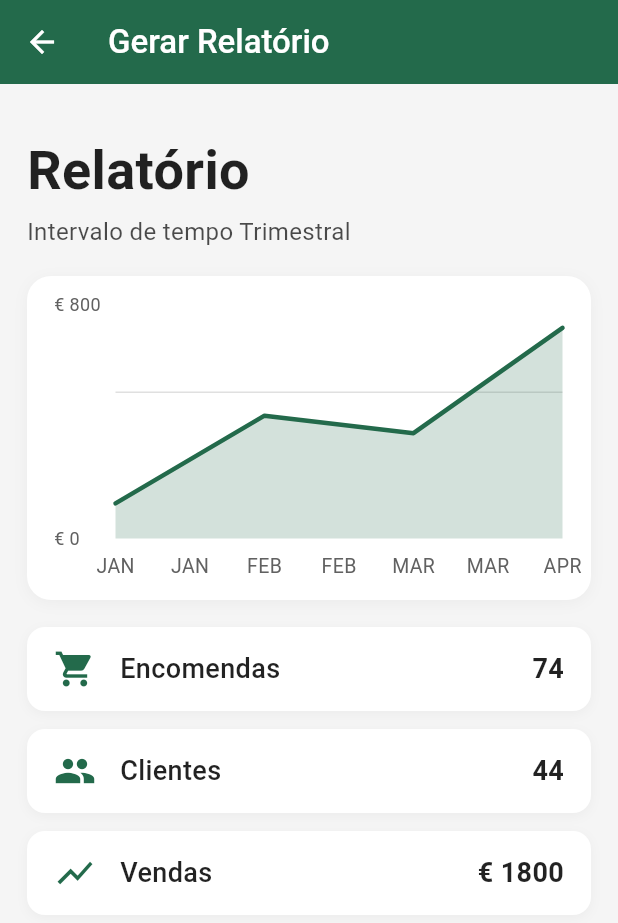
After one commit to Piintoziz/Computa-o_M-vel, a Flutter app: the RelatorioAnaliseDadosPage screen opened directly, on a phone screen of 412 x 824 dp. The commit adds this screen. Shown: the top 923 px of the screen. Run offline on Flutter 3.47's test engine with Material 3 defaults, Android fonts, the light colour scheme and no system bars; drawn by our look-alikes of fl_chart; our stand-ins replace dio, firebase_auth, firebase_core, firebase_database, google_fonts, google_sign_in and 1 more; accounts and stored records are empty; network calls fail.

Commit message:
Analise dados grafico

```diff
--- a/flutter_application_1/lib/pages/analise_dados_page.dart
+++ b/flutter_application_1/lib/pages/analise_dados_page.dart
@@ -1,4 +1,5 @@
 import 'package:flutter/material.dart';
+import 'package:flutter_application_1/pages/relatorio_analise_dados_page.dart';
 
 class AnaliseDadosPage extends StatelessWidget {
   // Hardcoded data (to be replaced by DB later)
@@ -76,7 +77,11 @@ class AnaliseDadosPage extends StatelessWidget {
               ),
               const SizedBox(height: 18),
               // Relatórios Card
-              Card(
+              InkWell(
+                onTap: () {
+                  Navigator.push(context, MaterialPageRoute(builder: (context) => const RelatorioAnaliseDadosPage()));
+                },
+                child: Card(
                   shape: RoundedRectangleBorder(borderRadius: BorderRadius.circular(16)),
                   elevation: 0,
                   color: Colors.grey[50],
@@ -98,6 +103,7 @@ class AnaliseDadosPage extends StatelessWidget {
                           ),
                         ),
                       ],
+                    ),
                   ),
                 ),
               ),
--- /dev/null
+++ b/flutter_application_1/lib/pages/relatorio_analise_dados_page.dart
@@ -0,0 +1,272 @@
+import 'package:flutter/material.dart';
+import 'package:fl_chart/fl_chart.dart';
+
+class RelatorioAnaliseDadosPage extends StatelessWidget {
+  const RelatorioAnaliseDadosPage({Key? key}) : super(key: key);
+
+  // Static data for the report
+  final List<Map<String, dynamic>> chartData = const [
+    {'month': 'JAN', 'value': 120.0},
+    {'month': 'FEB', 'value': 420.0},
+    {'month': 'MAR', 'value': 360.0},
+    {'month': 'APR', 'value': 720.0},
+  ];
+
+  final int encomendas = 74;
+  final int clientes = 44;
+  final double vendas = 1800.0;
+
+  @override
+  Widget build(BuildContext context) {
+    final primaryColor = Theme.of(context).colorScheme.primary;
+    return Scaffold(
+      appBar: AppBar(
+        backgroundColor: primaryColor,
+        elevation: 0,
+        leading: IconButton(
+          icon: const Icon(Icons.arrow_back, color: Colors.white),
+          onPressed: () => Navigator.of(context).pop(),
+        ),
+        title: const Text(
+          'Gerar Relatório',
+          style: TextStyle(
+            color: Colors.white,
+            fontWeight: FontWeight.w500,
+            fontSize: 22,
+          ),
+        ),
+      ),
+      backgroundColor: const Color(0xFFF5F5F5),
+      body: SingleChildScrollView(
+        child: Padding(
+          padding: const EdgeInsets.symmetric(horizontal: 0, vertical: 0),
+          child: Column(
+            crossAxisAlignment: CrossAxisAlignment.start,
+            children: [
+              Container(
+                color: Colors.transparent,
+                padding: const EdgeInsets.only(left: 18, top: 32, right: 18, bottom: 0),
+                child: Column(
+                  crossAxisAlignment: CrossAxisAlignment.start,
+                  children: [
+                    const Text(
+                      'Relatório',
+                      style: TextStyle(
+                        fontSize: 36,
+                        fontWeight: FontWeight.bold,
+                        color: Colors.black87,
+                      ),
+                    ),
+                    const SizedBox(height: 4),
+                    Text(
+                      'Intervalo de tempo Trimestral',
+                      style: TextStyle(
+                        fontSize: 16,
+                        color: Colors.black.withOpacity(0.7),
+                        fontWeight: FontWeight.w400,
+                      ),
+                    ),
+                    const SizedBox(height: 18),
+                    Container(
+                      decoration: BoxDecoration(
+                        color: Colors.white,
+                        borderRadius: BorderRadius.circular(16),
+                        boxShadow: [
+                          BoxShadow(
+                            color: Colors.black.withOpacity(0.04),
+                            blurRadius: 8,
+                            offset: const Offset(0, 2),
+                          ),
+                        ],
+                      ),
+                      padding: const EdgeInsets.all(18),
+                      child: Column(
+                        crossAxisAlignment: CrossAxisAlignment.end,
+                        children: [
+                          SizedBox(
+                            height: 180,
+                            child: LineChart(
+                              LineChartData(
+                                minY: 0,
+                                maxY: 800,
+                                gridData: FlGridData(
+                                  show: true,
+                                  drawVerticalLine: false,
+                                  getDrawingHorizontalLine: (value) => FlLine(
+                                    color: Colors.grey[300],
+                                    strokeWidth: 1,
+                                  ),
+                                ),
+                                titlesData: FlTitlesData(
+                                  leftTitles: AxisTitles(
+                                    sideTitles: SideTitles(
+                                      showTitles: true,
+                                      reservedSize: 40,
+                                      getTitlesWidget: (value, meta) {
+                                        if (value % 200 == 0) {
+                                          return Text('€ ${value.toInt()}', style: TextStyle(fontSize: 12, color: Colors.grey[700]));
+                                        }
+                                        return const SizedBox.shrink();
+                                      },
+                                    ),
+                                  ),
+                                  bottomTitles: AxisTitles(
+                                    sideTitles: SideTitles(
+                                      showTitles: true,
+                                      getTitlesWidget: (value, meta) {
+                                        final idx = value.toInt();
+                                        if (idx >= 0 && idx < chartData.length) {
+                                          return Padding(
+                                            padding: const EdgeInsets.only(top: 8.0),
+                                            child: Text(
+                                              chartData[idx]['month'],
+                                              style: TextStyle(fontSize: 13, color: Colors.grey[700]),
+                                            ),
+                                          );
+                                        }
+                                        return const SizedBox.shrink();
+                                      },
+                                    ),
+                                  ),
+                                  rightTitles: const AxisTitles(sideTitles: SideTitles(showTitles: false)),
+                                  topTitles: const AxisTitles(sideTitles: SideTitles(showTitles: false)),
+                                ),
+                                borderData: FlBorderData(
+                                  show: true,
+                                  border: Border.all(color: Colors.transparent),
+                                ),
+                                lineBarsData: [
+                                  LineChartBarData(
+                                    spots: [
+                                      for (int i = 0; i < chartData.length; i++)
+                                        FlSpot(i.toDouble(), chartData[i]['value'] as double),
+                                    ],
+                                    isCurved: false,
+                                    color: primaryColor,
+                                    barWidth: 3,
+                                    isStrokeCapRound: true,
+                                    belowBarData: BarAreaData(
+                                      show: true,
+                                      color: primaryColor.withOpacity(0.2),
+                                    ),
+                                    dotData: const FlDotData(show: false),
+                                  ),
+                                ],
+                                lineTouchData: LineTouchData(
+                                  touchTooltipData: LineTouchTooltipData(
+                                    getTooltipColor: (touchedSpot) => primaryColor,
+                                    getTooltipItems: (touchedSpots) {
+                                      return touchedSpots.map((spot) {
+                                        return LineTooltipItem(
+                                          '€ ${spot.y.toStringAsFixed(0)}',
+                                          const TextStyle(
+                                            color: Colors.white,
+                                            fontWeight: FontWeight.bold,
+                                            fontSize: 16,
+                                          ),
+                                        );
+                                      }).toList();
+                                    },
+                                  ),
+                                ),
+                              ),
+                            ),
+                          ),
+                        ],
+                      ),
+                    ),
+                  ],
+                ),
+              ),
+              const SizedBox(height: 18),
+              Padding(
+                padding: const EdgeInsets.symmetric(horizontal: 18),
+                child: Column(
+                  children: [
+                    _InfoCard(
+                      icon: Icons.shopping_cart,
+                      label: 'Encomendas',
+                      value: encomendas.toString(),
+                      color: primaryColor,
+                    ),
+                    const SizedBox(height: 12),
+                    _InfoCard(
+                      icon: Icons.people,
+                      label: 'Clientes',
+                      value: clientes.toString(),
+                      color: primaryColor,
+                    ),
+                    const SizedBox(height: 12),
+                    _InfoCard(
+                      icon: Icons.show_chart,
+                      label: 'Vendas',
+                      value: '€ ${vendas.toStringAsFixed(0)}',
+                      color: primaryColor,
+                    ),
+                  ],
+                ),
+              ),
+            ],
+          ),
+        ),
+      ),
+    );
+  }
+}
+
+class _InfoCard extends StatelessWidget {
+  final IconData icon;
+  final String label;
+  final String value;
+  final Color color;
+
+  const _InfoCard({
+    required this.icon,
+    required this.label,
+    required this.value,
+    required this.color,
+    Key? key,
+  }) : super(key: key);
+
+  @override
+  Widget build(BuildContext context) {
+    return Container(
+      decoration: BoxDecoration(
+        color: Colors.white,
+        borderRadius: BorderRadius.circular(12),
+        boxShadow: [
+          BoxShadow(
+            color: Colors.black.withOpacity(0.04),
+            blurRadius: 6,
+            offset: const Offset(0, 2),
+          ),
+        ],
+      ),
+      padding: const EdgeInsets.symmetric(horizontal: 18, vertical: 14),
+      child: Row(
+        children: [
+          Icon(icon, color: color, size: 28),
+          const SizedBox(width: 16),
+          Expanded(
+            child: Text(
+              label,
+              style: const TextStyle(
+                fontSize: 18,
+                fontWeight: FontWeight.w500,
+                color: Colors.black87,
+              ),
+            ),
+          ),
+          Text(
+            value,
+            style: const TextStyle(
+              fontSize: 18,
+              fontWeight: FontWeight.w600,
+              color: Colors.black87,
+            ),
+          ),
+        ],
+      ),
+    );
+  }
+}
--- a/flutter_application_1/pubspec.yaml
+++ b/flutter_application_1/pubspec.yaml
@@ -19,6 +19,7 @@ dependencies:
   firebase_database: ^11.3.7
 
   google_sign_in: 6.2.2
+  fl_chart: ^0.71.0
 
 dev_dependencies:
   flutter_test:
```
Also changed, not shown: flutter_application_1/pubspec.lock. Lines whose indentation alone changed are shown as unchanged.
